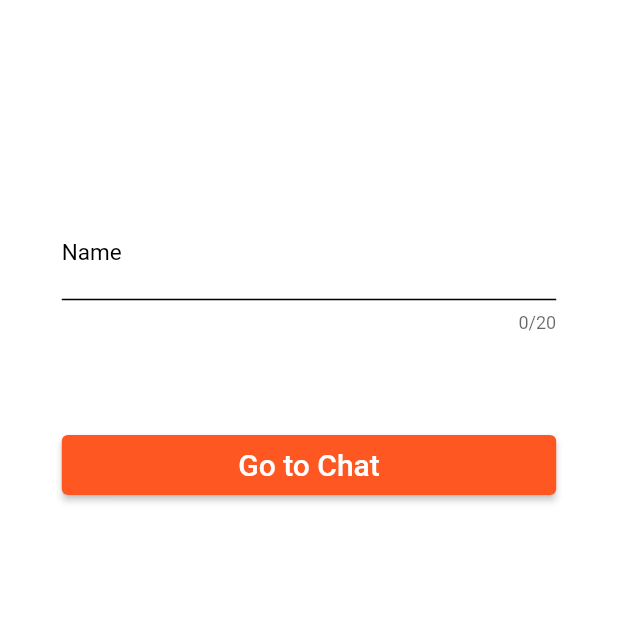
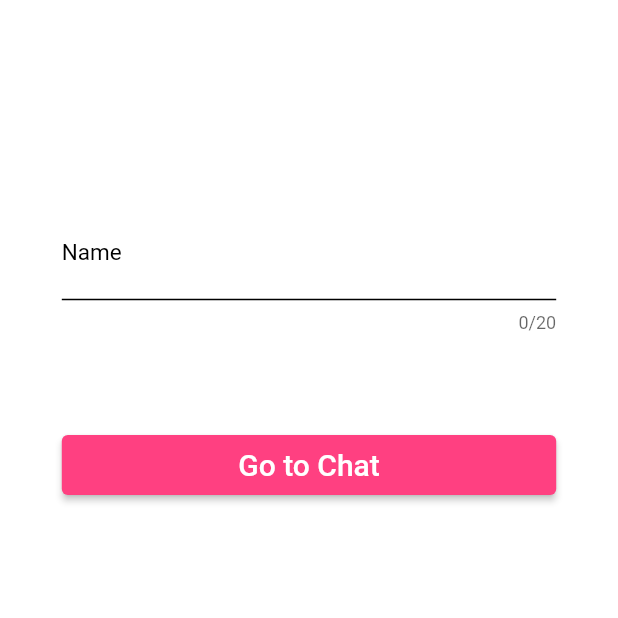
Before and after one commit to abughalib/shechat, a Flutter app: the screen it shows after launch, on a phone screen of 412 x 824 dp, the top half of it. Run offline on Flutter 3.47's test engine with Material 2 defaults, Android fonts, the light colour scheme and no system bars; our stand-ins replace firebase_core, firebase_messaging, flutter_chat_bubble, flutter_local_notifications, socket_io_client; accounts and stored records are empty.

Commit message:
basic screen ui edits

```diff
--- a/lib/main.dart
+++ b/lib/main.dart
@@ -30,6 +30,7 @@ class MyHomePage extends StatefulWidget {
   final String title;
 
   @override
+  // ignore: library_private_types_in_public_api
   _MyHomePageState createState() => _MyHomePageState();
 }
 
@@ -83,7 +84,7 @@ class _MyHomePageState extends State<MyHomePage> {
                             mainAxisAlignment: MainAxisAlignment.center,
                             crossAxisAlignment: CrossAxisAlignment.center,
                             children: [
-                              Container(
+                              SizedBox(
                                 width: size.width * 0.80,
                                 child: TextField(
                                   controller: _nameController,
@@ -119,7 +120,7 @@ class _MyHomePageState extends State<MyHomePage> {
                           height: 40,
                           child: ElevatedButton(
                             style: ElevatedButton.styleFrom(
-                              primary: Colors.deepOrange,
+                              backgroundColor: Colors.pinkAccent,
                             ),
                             onPressed: _openChat,
                             child: const Text('Go to Chat',
```
Also changed, not shown: lib/chat.dart (+8 -10 lines), 1 other file.
